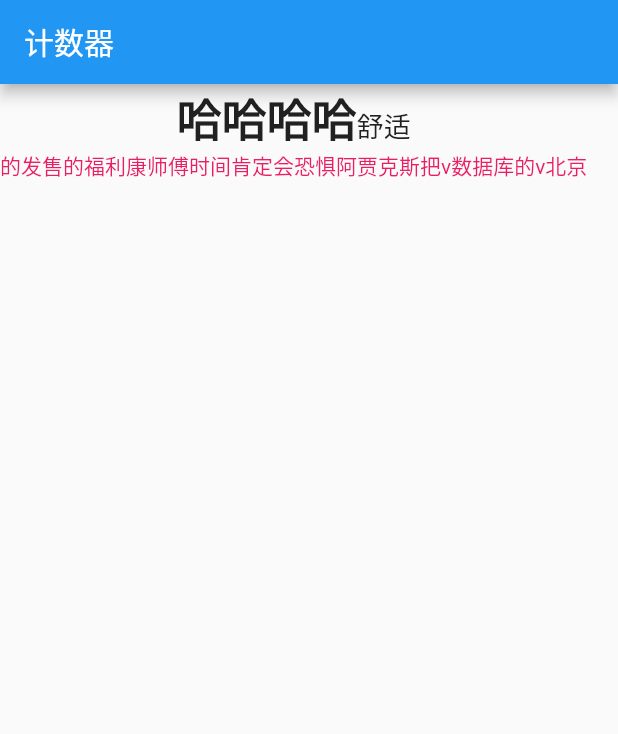
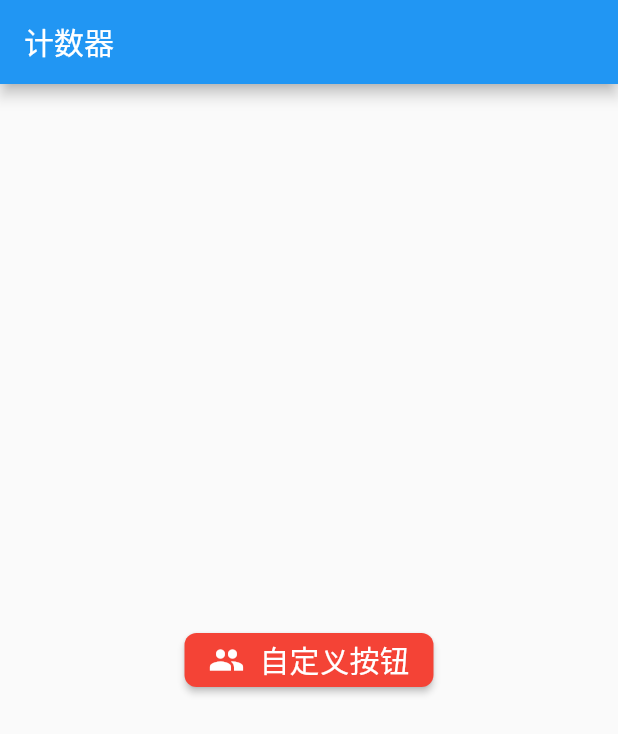
Before and after one commit to TangYunc/LearnFlutter, a Flutter app: the screen it shows after launch, on a phone screen of 412 x 824 dp. Shown: the top 734 px of the screen. Run offline on Flutter 3.47's test engine with Material 2 defaults, Android fonts, the phone set to English and light mode, and no system bars.

Commit message:
按钮及自定义按钮

```diff
--- a/learn_flutter/lib/main.dart
+++ b/learn_flutter/lib/main.dart
@@ -20,6 +20,55 @@ class MyApp extends StatelessWidget {
 }
 
 class ContentWidget extends StatelessWidget {
+  @override
+  Widget build(BuildContext context) {
+    // TODO: implement build
+    return CustomButtonDemo();
+  }
+}
+
+
+class CustomButtonDemo extends StatelessWidget {
+  @override
+  Widget build(BuildContext context) {
+    // TODO: implement build
+    return Center(
+
+      child: RaisedButton(
+        color: Colors.red,
+        onPressed: () => print("RaisedButton点击"),
+        child: Row(
+          mainAxisSize: MainAxisSize.min,
+          children: <Widget>[
+            Icon(Icons.people, color: Colors.white),
+            SizedBox(width: 10),
+            Text(
+              "自定义按钮",
+              style: TextStyle(color: Colors.white, fontSize: 20))
+          ],
+        ),
+          shape: RoundedRectangleBorder(borderRadius: BorderRadius.circular(8))
+      ),
+    );
+  }
+}
+
+class ButtonDemo extends StatelessWidget {
+  @override
+  Widget build(BuildContext context) {
+    // TODO: implement build
+    return Column(
+      children: <Widget>[
+        RaisedButton(onPressed: () => print("RaisedButton被电击了"), child: Text("RaisedButton")),
+        FlatButton(onPressed: () => print("FlatButton被电击了"), child: Text("FlatButton")),
+        FloatingActionButton(onPressed: () => print("FloatingActionButton被电击了"), child: Text("FloatingActionButton")),
+        OutlineButton(onPressed: () => print("RawMaterialButton被电击了"), child: Text("RawMaterialButton")),
+      ],
+    );
+  }
+}
+
+class TextRichDemo extends StatelessWidget {
   @override
   Widget build(BuildContext context) {
     // TODO: implement build
```
Lines whose indentation alone changed are shown as unchanged.
